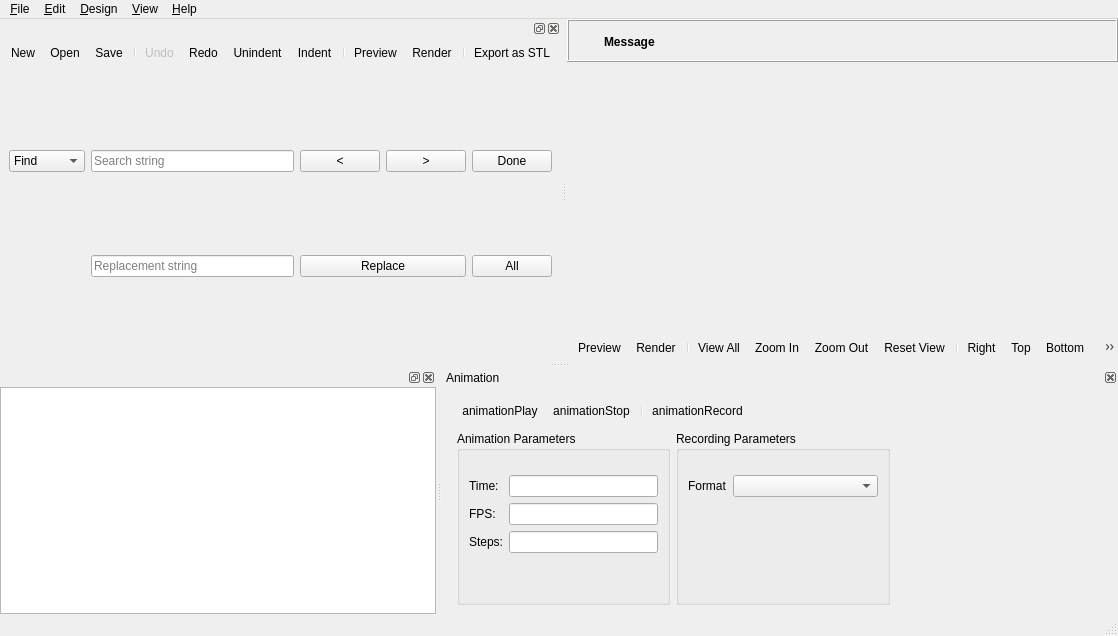
Qt form src/MainWindow.ui (charlieyan/openscad) before a commit.
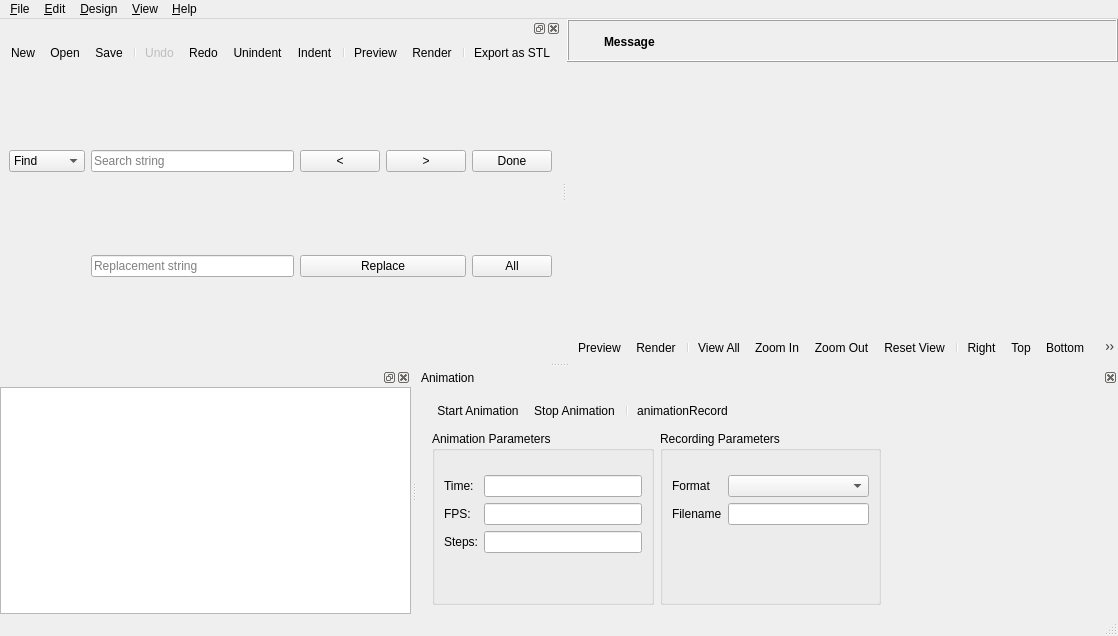
The same form after that commit. Icons and pictures are not drawn. Custom widgets are drawn as their Qt base class.

Commit message: Handle animation buttons and format selection.

```diff
--- a/src/MainWindow.ui
+++ b/src/MainWindow.ui
@@ -664,13 +664,6 @@
         <property name="topMargin">
          <number>24</number>
         </property>
-        <item row="2" column="0">
-         <widget class="QLabel" name="label_4">
-          <property name="text">
-           <string>Format</string>
-          </property>
-         </widget>
-        </item>
         <item row="2" column="1">
          <widget class="QComboBox" name="animationFormatComboBox">
           <property name="sizePolicy">
@@ -681,18 +674,35 @@
           </property>
          </widget>
         </item>
+        <item row="2" column="0">
+         <widget class="QLabel" name="labelVideoFormat">
+          <property name="text">
+           <string>Format</string>
+          </property>
+         </widget>
+        </item>
+        <item row="4" column="0">
+         <spacer name="videoParametersSpacer">
+          <property name="orientation">
+           <enum>Qt::Vertical</enum>
+          </property>
+          <property name="sizeHint" stdset="0">
+           <size>
+            <width>20</width>
+            <height>40</height>
+           </size>
+          </property>
+         </spacer>
+        </item>
         <item row="3" column="0">
-         <spacer name="verticalSpacer">
-          <property name="orientation">
-           <enum>Qt::Vertical</enum>
+         <widget class="QLabel" name="labelVideoFileName">
+          <property name="text">
+           <string>Filename</string>
           </property>
-          <property name="sizeHint" stdset="0">
-           <size>
-            <width>20</width>
-            <height>40</height>
-           </size>
-          </property>
-         </spacer>
+         </widget>
+        </item>
+        <item row="3" column="1">
+         <widget class="QLineEdit" name="textEditVideoFileName"/>
         </item>
        </layout>
       </widget>
@@ -1453,7 +1463,10 @@
      <normaloff>:/icons/player_play.png</normaloff>:/icons/player_play.png</iconset>
    </property>
    <property name="text">
-    <string>animationPlay</string>
+    <string>Start Animation</string>
+   </property>
+   <property name="toolTip">
+    <string>Start Animation</string>
    </property>
   </action>
   <action name="actionAnimationStop">
@@ -1462,7 +1475,10 @@
      <normaloff>:/icons/player_stop.png</normaloff>:/icons/player_stop.png</iconset>
    </property>
    <property name="text">
-    <string>animationStop</string>
+    <string>Stop Animation</string>
+   </property>
+   <property name="toolTip">
+    <string>Stop Animation</string>
    </property>
   </action>
   <action name="actionAnimationRecord">
```
Left out of the diff: 17 changed lines with no effect on the pictures. The commit also changes 2 other files.
